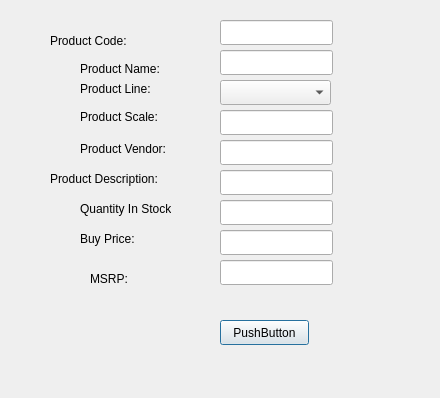
The window that qt_app/form_product.ui (mehmetrizaoz/5_product_line_automation) describes before a commit, drawn with Qt 5.
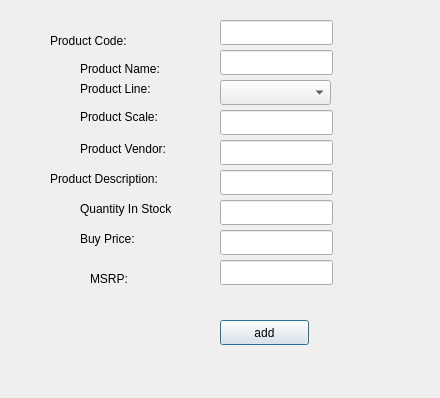
The same window after the commit.

Commit message: products window on show created

```diff
--- a/qt_app/form_product.ui
+++ b/qt_app/form_product.ui
@@ -125,7 +125,7 @@
     </rect>
    </property>
    <property name="text">
-    <string>PushButton</string>
+    <string>add</string>
    </property>
   </widget>
   <widget class="QLabel" name="label_8">
```
Left out of the diff: 4 changed lines with no effect on the pictures. The commit also changes 6 other files.
